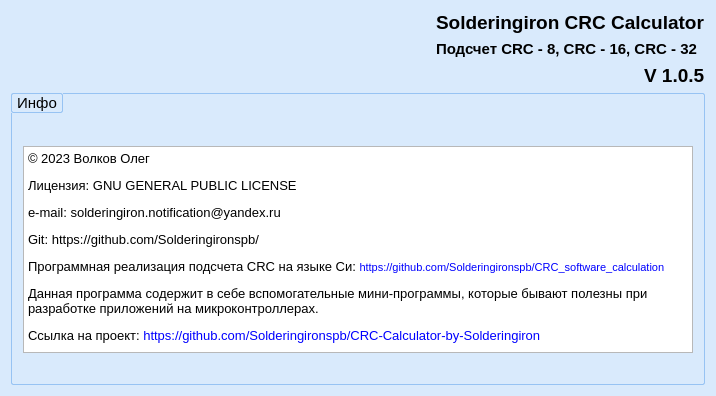
Qt form about.ui (Solderingironspb/CRC-Calculator-by-Solderingiron) before a commit.
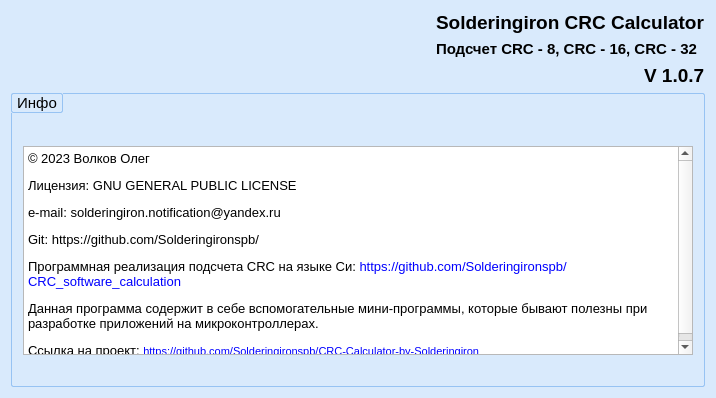
The same form after that commit.

The edit to the form file:
```diff
--- a/about.ui
+++ b/about.ui
@@ -10,7 +10,7 @@
     <x>0</x>
     <y>0</y>
     <width>716</width>
-    <height>396</height>
+    <height>398</height>
    </rect>
   </property>
   <property name="sizePolicy">
@@ -128,12 +128,11 @@
            <property name="font">
             <font>
              <pointsize>14</pointsize>
-             <weight>75</weight>
              <bold>true</bold>
             </font>
            </property>
            <property name="text">
-            <string>V 1.0.5</string>
+            <string>V 1.0.7</string>
            </property>
           </widget>
          </item>
@@ -218,16 +217,16 @@
         </property>
         <property name="html">
          <string>&lt;!DOCTYPE HTML PUBLIC &quot;-//W3C//DTD HTML 4.0//EN&quot; &quot;http://www.w3.org/TR/REC-html40/strict.dtd&quot;&gt;
-&lt;html&gt;&lt;head&gt;&lt;meta name=&quot;qrichtext&quot; content=&quot;1&quot; /&gt;&lt;style type=&quot;text/css&quot;&gt;
+&lt;html&gt;&lt;head&gt;&lt;meta name=&quot;qrichtext&quot; content=&quot;1&quot; /&gt;&lt;meta charset=&quot;utf-8&quot; /&gt;&lt;style type=&quot;text/css&quot;&gt;
 p, li { white-space: pre-wrap; }
-&lt;/style&gt;&lt;/head&gt;&lt;body style=&quot; font-family:'MS Shell Dlg 2'; font-size:8.25pt; font-weight:400; font-style:normal;&quot;&gt;
-&lt;p style=&quot; margin-top:12px; margin-bottom:12px; margin-left:0px; margin-right:0px; -qt-block-indent:0; text-indent:0px;&quot;&gt;&lt;span style=&quot; font-size:10pt;&quot;&gt;© 2023 Волков Олег &lt;/span&gt;&lt;/p&gt;
-&lt;p style=&quot; margin-top:12px; margin-bottom:12px; margin-left:0px; margin-right:0px; -qt-block-indent:0; text-indent:0px;&quot;&gt;&lt;span style=&quot; font-size:10pt;&quot;&gt;Лицензия: GNU GENERAL PUBLIC LICENSE&lt;/span&gt;&lt;/p&gt;
-&lt;p style=&quot; margin-top:12px; margin-bottom:12px; margin-left:0px; margin-right:0px; -qt-block-indent:0; text-indent:0px;&quot;&gt;&lt;span style=&quot; font-size:10pt;&quot;&gt;e-mail: solderingiron.notification@yandex.ru&lt;/span&gt;&lt;/p&gt;
-&lt;p style=&quot; margin-top:12px; margin-bottom:12px; margin-left:0px; margin-right:0px; -qt-block-indent:0; text-indent:0px;&quot;&gt;&lt;span style=&quot; font-size:10pt;&quot;&gt;Git: https://github.com/Solderingironspb/&lt;/span&gt;&lt;/p&gt;
-&lt;p style=&quot; margin-top:12px; margin-bottom:12px; margin-left:0px; margin-right:0px; -qt-block-indent:0; text-indent:0px;&quot;&gt;&lt;span style=&quot; font-size:10pt;&quot;&gt;Программная реализация подсчета CRC на языке Си: &lt;/span&gt;&lt;span style=&quot; color:#0000ff;&quot;&gt;https://github.com/Solderingironspb/CRC_software_calculation&lt;/span&gt;&lt;/p&gt;
-&lt;p style=&quot; margin-top:12px; margin-bottom:12px; margin-left:0px; margin-right:0px; -qt-block-indent:0; text-indent:0px;&quot;&gt;&lt;span style=&quot; font-size:10pt;&quot;&gt;Данная программа содержит в себе вспомогательные мини-программы, которые бывают полезны при разработке приложений на микроконтроллерах.&lt;/span&gt;&lt;/p&gt;
-&lt;p style=&quot; margin-top:12px; margin-bottom:12px; margin-left:0px; margin-right:0px; -qt-block-indent:0; text-indent:0px;&quot;&gt;&lt;span style=&quot; font-size:10pt;&quot;&gt;Ссылка на проект: &lt;/span&gt;&lt;span style=&quot; font-size:10pt; color:#0000ff;&quot;&gt;https://github.com/Solderingironspb/CRC-Calculator-by-Solderingiron&lt;/span&gt;&lt;/p&gt;&lt;/body&gt;&lt;/html&gt;</string>
+&lt;/style&gt;&lt;/head&gt;&lt;body style=&quot; font-family:'Segoe UI'; font-size:6pt; font-weight:400; font-style:normal;&quot;&gt;
+&lt;p style=&quot; margin-top:12px; margin-bottom:12px; margin-left:0px; margin-right:0px; -qt-block-indent:0; text-indent:0px;&quot;&gt;&lt;span style=&quot; font-family:'MS Shell Dlg 2'; font-size:10pt;&quot;&gt;© 2023 Волков Олег &lt;/span&gt;&lt;/p&gt;
+&lt;p style=&quot; margin-top:12px; margin-bottom:12px; margin-left:0px; margin-right:0px; -qt-block-indent:0; text-indent:0px;&quot;&gt;&lt;span style=&quot; font-family:'MS Shell Dlg 2'; font-size:10pt;&quot;&gt;Лицензия: GNU GENERAL PUBLIC LICENSE&lt;/span&gt;&lt;/p&gt;
+&lt;p style=&quot; margin-top:12px; margin-bottom:12px; margin-left:0px; margin-right:0px; -qt-block-indent:0; text-indent:0px;&quot;&gt;&lt;span style=&quot; font-family:'MS Shell Dlg 2'; font-size:10pt;&quot;&gt;e-mail: solderingiron.notification@yandex.ru&lt;/span&gt;&lt;/p&gt;
+&lt;p style=&quot; margin-top:12px; margin-bottom:12px; margin-left:0px; margin-right:0px; -qt-block-indent:0; text-indent:0px;&quot;&gt;&lt;span style=&quot; font-family:'MS Shell Dlg 2'; font-size:10pt;&quot;&gt;Git: https://github.com/Solderingironspb/&lt;/span&gt;&lt;/p&gt;
+&lt;p style=&quot; margin-top:12px; margin-bottom:12px; margin-left:0px; margin-right:0px; -qt-block-indent:0; text-indent:0px;&quot;&gt;&lt;span style=&quot; font-family:'MS Shell Dlg 2'; font-size:10pt;&quot;&gt;Программная реализация подсчета CRC на языке Си: &lt;/span&gt;&lt;span style=&quot; font-family:'MS Shell Dlg 2'; font-size:10pt; color:#0000ff;&quot;&gt;https://github.com/Solderingironspb/CRC_software_calculation&lt;/span&gt;&lt;/p&gt;
+&lt;p style=&quot; margin-top:12px; margin-bottom:12px; margin-left:0px; margin-right:0px; -qt-block-indent:0; text-indent:0px;&quot;&gt;&lt;span style=&quot; font-family:'MS Shell Dlg 2'; font-size:10pt;&quot;&gt;Данная программа содержит в себе вспомогательные мини-программы, которые бывают полезны при разработке приложений на микроконтроллерах.&lt;/span&gt;&lt;/p&gt;
+&lt;p style=&quot; margin-top:12px; margin-bottom:12px; margin-left:0px; margin-right:0px; -qt-block-indent:0; text-indent:0px;&quot;&gt;&lt;span style=&quot; font-family:'MS Shell Dlg 2'; font-size:10pt;&quot;&gt;Ссылка на проект: &lt;/span&gt;&lt;a href=&quot;https://github.com/Solderingironspb/CRC-Calculator-by-Solderingiron&quot;&gt;&lt;span style=&quot; font-family:'MS Shell Dlg 2'; font-size:8pt; text-decoration: underline; color:#0000ff;&quot;&gt;https://github.com/Solderingironspb/CRC-Calculator-by-Solderingiron&lt;/span&gt;&lt;/a&gt;&lt;/p&gt;&lt;/body&gt;&lt;/html&gt;</string>
         </property>
        </widget>
       </item>
```
Left out of the diff: 2 changed lines with no effect on the pictures.
